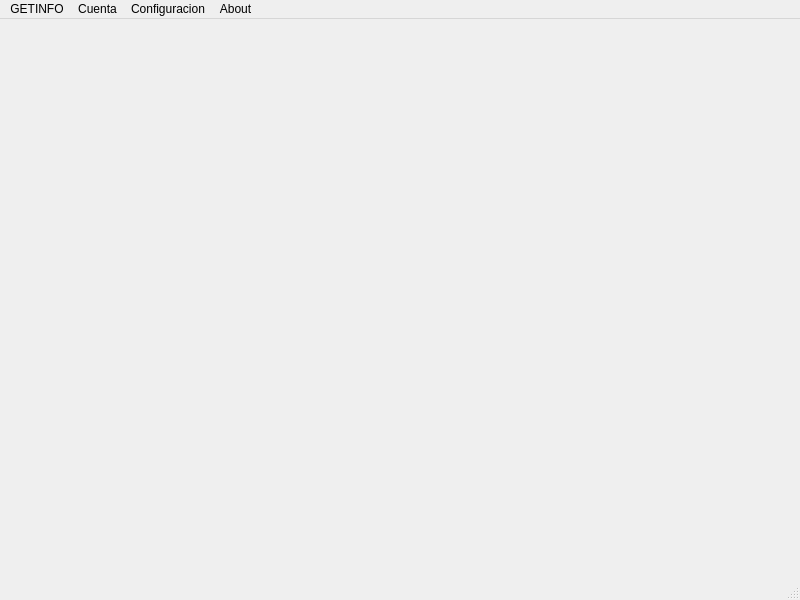
The window that client/mainwindow.ui (jamesjara/learn4all) describes before a commit, drawn with Qt 5.
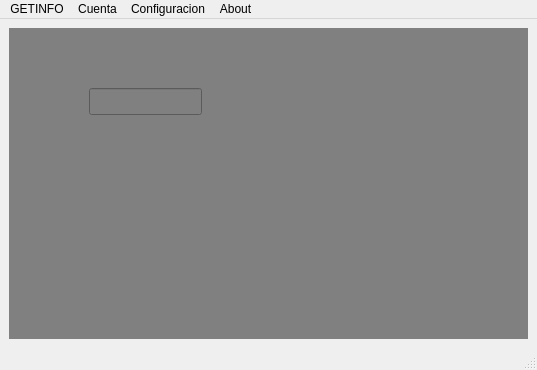
The same window after the commit. The open tabs and pages were chosen to show the change.

```diff
--- a/client/mainwindow.ui
+++ b/client/mainwindow.ui
@@ -9,21 +9,58 @@
    <rect>
     <x>0</x>
     <y>0</y>
-    <width>800</width>
-    <height>600</height>
+    <width>537</width>
+    <height>370</height>
    </rect>
   </property>
   <property name="windowTitle">
    <string>Learn4All | Computer Society Costa Rica</string>
   </property>
-  <widget class="QWidget" name="centralwidget"/>
+  <widget class="QWidget" name="centralwidget">
+   <layout class="QHBoxLayout" name="horizontalLayout_2">
+    <item>
+     <widget class="QStackedWidget" name="container">
+      <property name="frameShadow">
+       <enum>QFrame::Plain</enum>
+      </property>
+      <property name="currentIndex">
+       <number>0</number>
+      </property>
+      <widget class="QWidget" name="login">
+       <property name="autoFillBackground">
+        <bool>false</bool>
+       </property>
+       <property name="styleSheet">
+        <string notr="true">background-color: black;</string>
+       </property>
+       <layout class="QVBoxLayout" name="verticalLayout"/>
+      </widget>
+      <widget class="QWidget" name="page_2">
+       <property name="styleSheet">
+        <string notr="true">background-color: gray;</string>
+       </property>
+       <widget class="QLineEdit" name="lineEdit">
+        <property name="geometry">
+         <rect>
+          <x>80</x>
+          <y>60</y>
+          <width>113</width>
+          <height>27</height>
+         </rect>
+        </property>
+       </widget>
+      </widget>
+     </widget>
+    </item>
+   </layout>
+  </widget>
   <widget class="QMenuBar" name="menubar">
    <property name="geometry">
     <rect>
      <x>0</x>
      <y>0</y>
-     <width>800</width>
-     <height>20</height>
+     <width>537</width>
+     <height>25</height>
     </rect>
    </property>
    <widget class="QMenu" name="menuUsuario">
```
